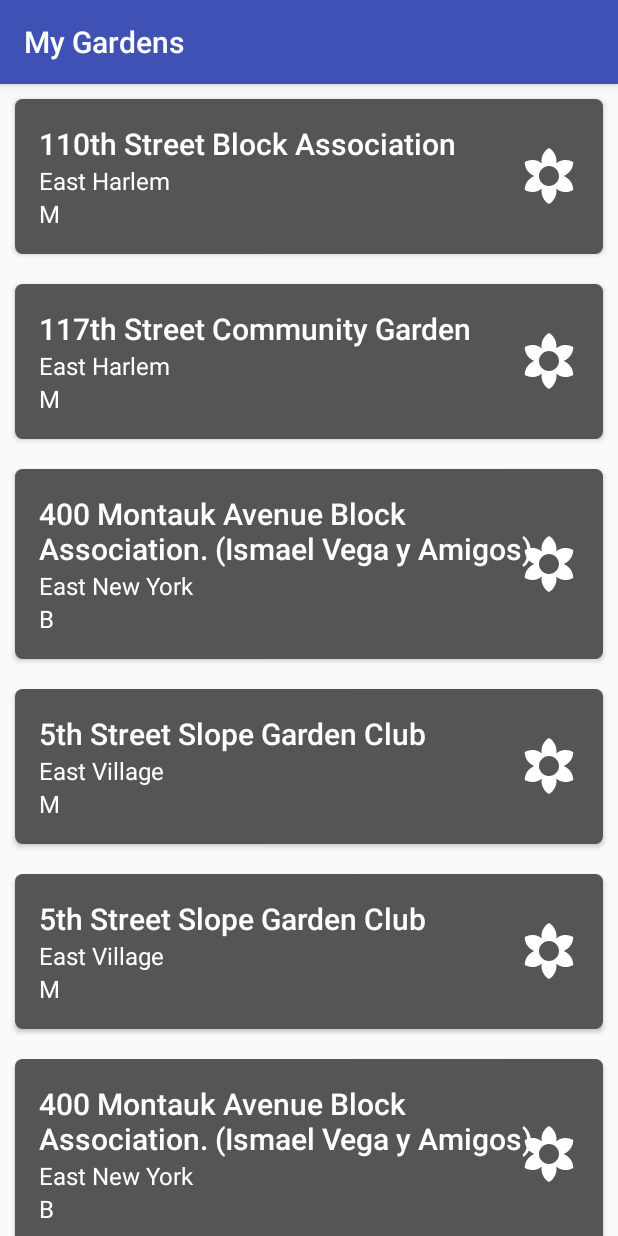
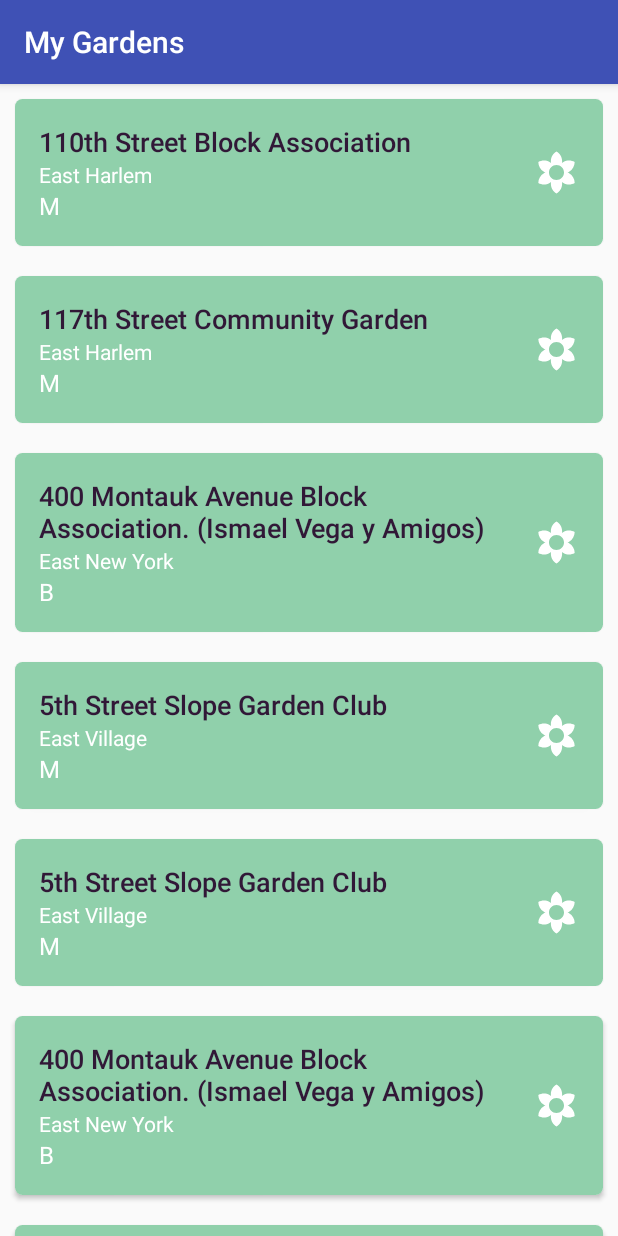
Before and after one commit to ajoxe/UrbanGarden, an Android app: the MyGardensActivity screen opened directly, with no data from a screen before it, on a phone screen of 412 x 824 dp. Run offline under Robolectric (Android 15) with nearby library versions, the phone set to English and light mode, and no system bars; our stand-ins replace Room's generated code; libraries missing offline, so code that uses them is left out: android.arch.persistence.

Commit message:
updated colors

```diff
--- a/app/src/main/res/layout/activity_garden_search.xml
+++ b/app/src/main/res/layout/activity_garden_search.xml
@@ -17,7 +17,7 @@
         android:drawableRight="@android:drawable/ic_menu_more"
         android:drawableTint="#a9a9a9"
         android:gravity="center_vertical"
-        android:background="#2e2e2e"
+        android:background="#71945a"
         android:paddingRight="@dimen/layout_padding"
         android:text="@string/search_option_toggle"
         android:textAppearance="@style/Base.TextAppearance.AppCompat.Medium.Inverse"
@@ -85,7 +85,7 @@
         android:layout_height="wrap_content"
         android:hint="Community Gardens in "
         android:padding="@dimen/layout_padding"
-        android:background="#000000"
+        android:background="#79b2ae"
         android:gravity="center"
         android:textAppearance="@style/Base.TextAppearance.AppCompat.Title.Inverse"
         android:visibility="gone"/>
--- a/app/src/main/res/layout/garden_item_view.xml
+++ b/app/src/main/res/layout/garden_item_view.xml
@@ -12,16 +12,24 @@
     <RelativeLayout
         android:layout_width="match_parent"
         android:layout_height="match_parent"
-        android:background="#555555"
+        android:background="#90d0ab"
         android:padding="@dimen/layout_padding">
-
+        <LinearLayout
+            android:layout_width="match_parent"
+            android:layout_height="wrap_content"
+            android:orientation="horizontal">
+        <LinearLayout
+            android:layout_width="0dp"
+            android:layout_weight="1"
+            android:layout_height="wrap_content"
+            android:orientation="vertical">
             <TextView
                 android:id="@+id/garden_name_textview"
                 android:layout_width="wrap_content"
                 android:layout_height="wrap_content"
                 android:textAppearance="@style/Base.TextAppearance.AppCompat.Title.Inverse"
-            android:textColor="#ffffff"
-            android:textSize="20sp"
+                android:textColor="#311837"
+                android:textSize="18sp"
                 tools:text="garden name" />
 
             <TextView
@@ -31,7 +39,7 @@
                 android:layout_below="@id/garden_name_textview"
                 android:onClick="onToggleFlower"
                 android:textColor="#ffffff"
-            android:textSize="16sp"
+                android:textSize="14sp"
                 tools:text="neighborhood" />
 
             <TextView
@@ -43,14 +51,22 @@
                 android:textSize="16sp"
                 tools:text="borough" />
 
+
+
+        </LinearLayout>
             <Button
                 android:id="@+id/add_to_faves_button"
-            android:layout_width="40dp"
-            android:layout_height="40dp"
+                android:layout_width="30dp"
+                android:layout_height="30dp"
                 android:layout_alignParentRight="true"
-            android:layout_centerVertical="true"
+                android:layout_gravity="center_vertical"
                 android:background="@drawable/ic_filter_vintage_black_24dp"
-            android:paddingRight="20dp" />
+                android:paddingRight="20dp"
+                android:layout_marginLeft="@dimen/layout_padding"/>
+        </LinearLayout>
+
+
+
 
     </RelativeLayout>
 
```
Lines whose indentation alone changed are shown as unchanged.
